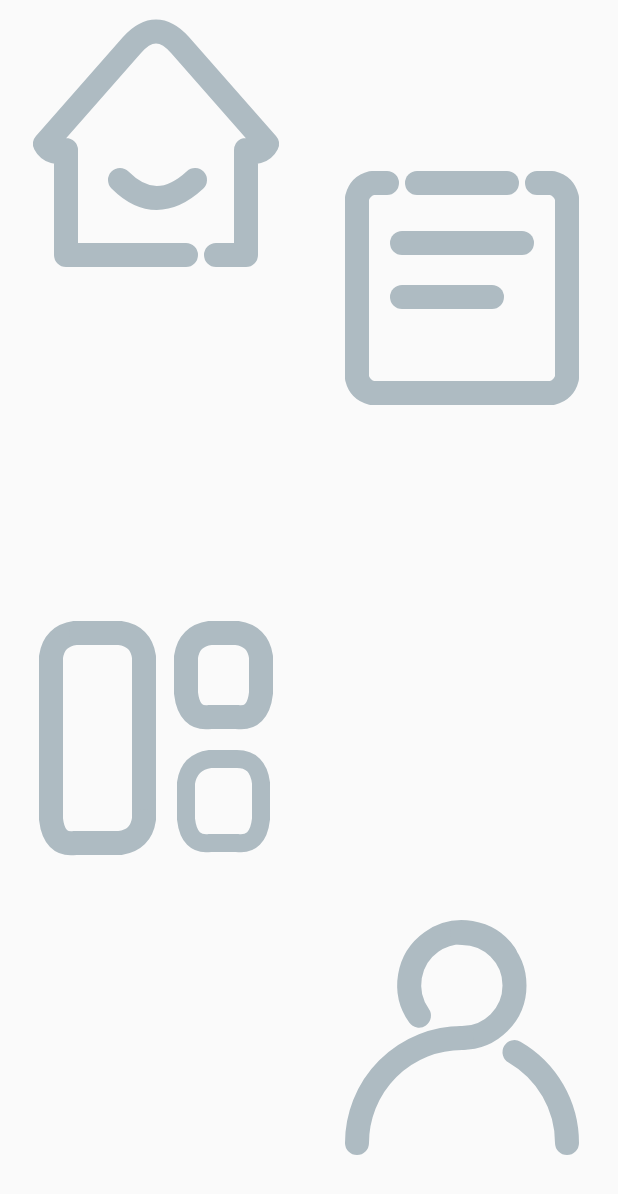
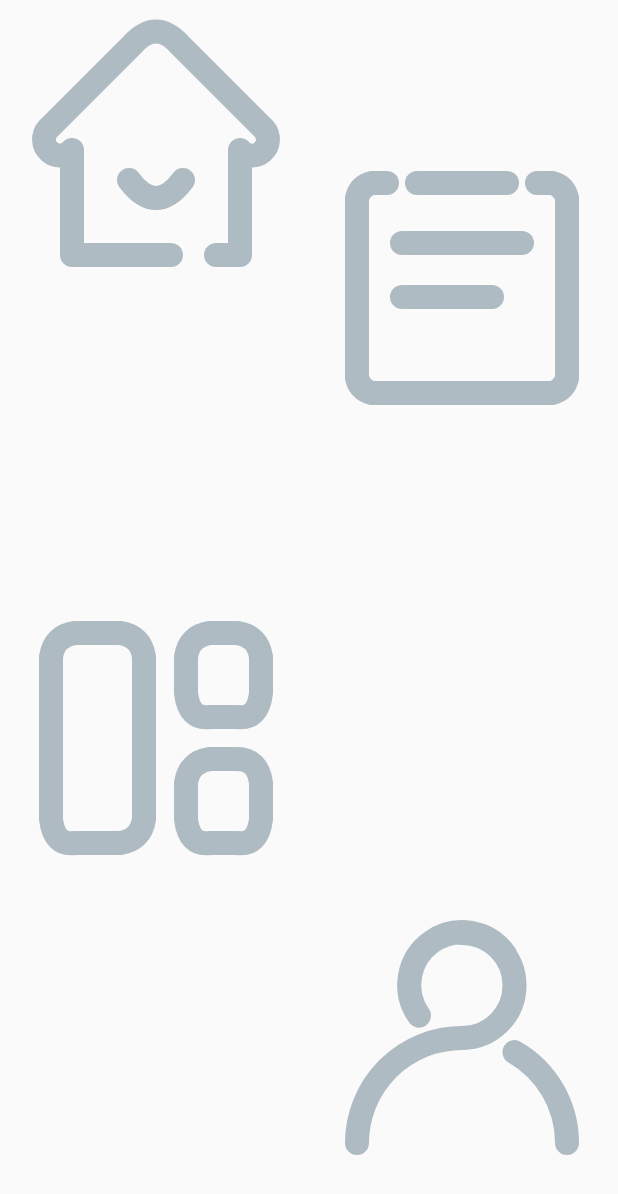
Before and after one commit to docwei2050/VecotorDrawableDemo, an Android app: the screen it shows after launch (MainActivity), on a phone screen of 412 x 824 dp. Shown: the top 1194 px of the screen. Run offline under Robolectric (Android 15) with nearby library versions, the light colour scheme and no system bars.

Commit message:
修复细节问题

```diff
--- a/app/src/main/res/drawable/path_application_unselect.xml
+++ b/app/src/main/res/drawable/path_application_unselect.xml
@@ -29,7 +29,7 @@
             android:strokeLineJoin="round" />
         <path
             android:pathData="M60,65 Q61,58 68,57 L77,57 Q84,57 85,65 L85,77 Q84,86 77,85 L68,85 Q61,86 60,77z"
-            android:strokeWidth="6"
+            android:strokeWidth="8"
             android:strokeColor="#AEBBC2"
             android:strokeLineCap="round"
             android:strokeLineJoin="round" />
--- a/app/src/main/res/drawable/path_home_selected.xml
+++ b/app/src/main/res/drawable/path_home_selected.xml
@@ -29,7 +29,7 @@
                 <group android:name="rect_11">
                     <path
                         android:name="rect_11_path"
-                        android:pathData="M60,85 L20,85 20,50 A5,5 -1 0,1 13,48 L42,15 Q50,6 58,15 L87,48 L87,48 L87,48 A5,5 -1 0,1 80,50 L80,85 70,85"
+                        android:pathData="M55,85 L22,85 22,50 A3,3 -1 0,1 14,43 L42,15 Q50,6 58,15   L86,43 A3,3 -1 0,1 78,50 L78,85 70,85"
                         android:strokeWidth="8"
                         android:strokeColor="#198CFE"
                         android:strokeLineCap="round"
@@ -38,7 +38,7 @@
                 <group android:name="rect_12">
                     <path
                         android:name="rect_12_path"
-                        android:pathData="M38 60 Q50,72 63,60 "
+                        android:pathData="M41 60 Q50,72 59,60"
                         android:strokeWidth="8"
                         android:strokeColor="#198CFE"
                         android:strokeLineCap="round"
--- a/app/src/main/res/drawable/path_home_unselect.xml
+++ b/app/src/main/res/drawable/path_home_unselect.xml
@@ -9,16 +9,22 @@
     <group android:name="house">
         <group android:name="rect_13">
         </group>
+      <!--  <path
+            android:strokeLineCap="round"
+            android:strokeLineJoin="round"
+            android:pathData="M0 0 100,0 100,100 0,100 z "
+            android:strokeWidth="8"
+            android:strokeColor="#AEBBC2" />-->
         <path
             android:strokeLineCap="round"
             android:strokeLineJoin="round"
-            android:pathData="M60,85 L20,85 20,50 A5,5 -1 0,1 13,48 L42,15 Q50,6 58,15 L87,48 L87,48 L87,48 A5,5 -1 0,1 80,50 L80,85 70,85"
+            android:pathData="M55,85 L22,85 22,50 A3,3 -1 0,1 14,43 L42,15 Q50,6 58,15   L86,43 A3,3 -1 0,1 78,50 L78,85 70,85"
             android:strokeWidth="8"
             android:strokeColor="#AEBBC2" />
         <path
             android:strokeLineCap="round"
             android:strokeLineJoin="round"
-            android:pathData="M38 60 Q50,72 63,60 "
+            android:pathData="M41 60 Q50,72 59,60"
             android:strokeWidth="8"
             android:strokeColor="#AEBBC2" />
     </group>
```
